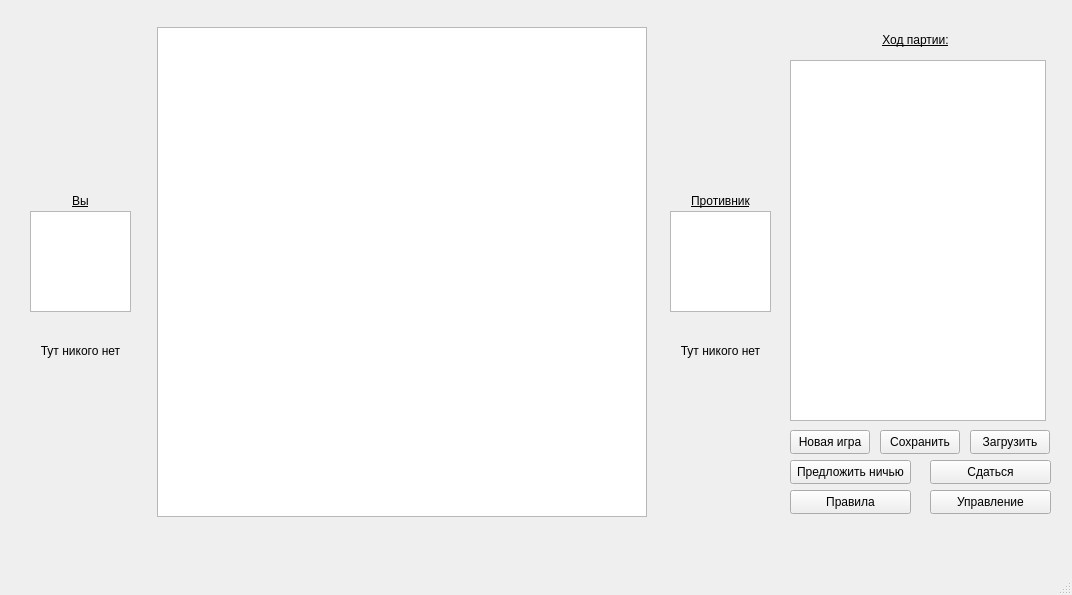
DarthAkiraNihil/CLCheckers2ThePathOfQTness, file mainwindow.ui: the form before one commit.
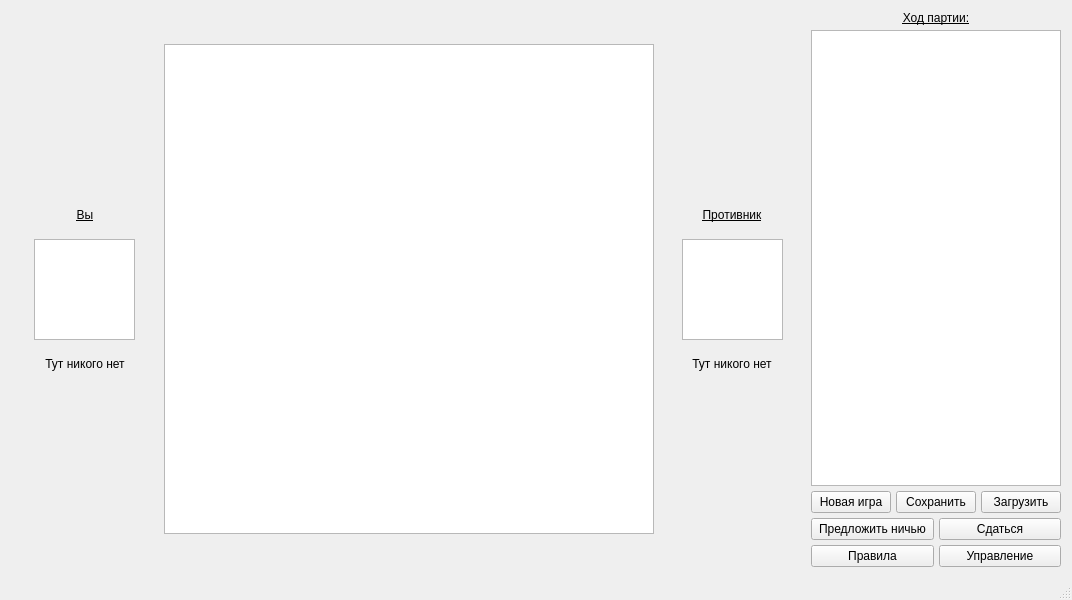
The form after the commit.

Commit message: Make UI Auto Resizing

```diff
--- a/mainwindow.ui
+++ b/mainwindow.ui
@@ -7,28 +7,88 @@
     <x>0</x>
     <y>0</y>
     <width>1072</width>
-    <height>595</height>
+    <height>600</height>
    </rect>
   </property>
   <property name="minimumSize">
    <size>
-    <width>800</width>
-    <height>566</height>
+    <width>1000</width>
+    <height>600</height>
    </size>
   </property>
   <property name="windowTitle">
    <string>CLCheckers 2.0</string>
   </property>
-  <widget class="QWidget" name="centralwidget">
+  <widget class="QWidget" name="central">
+   <layout class="QVBoxLayout" name="verticalLayout_5">
+    <item>
+     <layout class="QHBoxLayout" name="mainLayout" stretch="1,0,1,1">
+      <property name="spacing">
+       <number>5</number>
+      </property>
+      <property name="sizeConstraint">
+       <enum>QLayout::SetFixedSize</enum>
+      </property>
+      <property name="leftMargin">
+       <number>2</number>
+      </property>
+      <property name="topMargin">
+       <number>2</number>
+      </property>
+      <property name="rightMargin">
+       <number>2</number>
+      </property>
+      <property name="bottomMargin">
+       <number>2</number>
+      </property>
+      <item>
+       <layout class="QVBoxLayout" name="playerColumn">
+        <property name="spacing">
+         <number>1</number>
+        </property>
+        <property name="sizeConstraint">
+         <enum>QLayout::SetFixedSize</enum>
+        </property>
+        <property name="leftMargin">
+         <number>20</number>
+        </property>
+        <property name="topMargin">
+         <number>180</number>
+        </property>
+        <property name="rightMargin">
+         <number>20</number>
+        </property>
+        <property name="bottomMargin">
+         <number>180</number>
+        </property>
+        <item>
+         <widget class="QLabel" name="playerLabel">
+          <property name="styleSheet">
+           <string notr="true">font: 700 9pt &quot;Segoe UI&quot;;
+text-decoration: underline;</string>
+          </property>
+          <property name="text">
+           <string>Вы</string>
+          </property>
+          <property name="alignment">
+           <set>Qt::AlignCenter</set>
+          </property>
+         </widget>
+        </item>
+        <item alignment="Qt::AlignHCenter">
    <widget class="QGraphicsView" name="playerOneView">
-    <property name="geometry">
-     <rect>
-      <x>30</x>
-      <y>211</y>
+          <property name="minimumSize">
+           <size>
       <width>101</width>
       <height>101</height>
-     </rect>
-    </property>
+           </size>
+          </property>
+          <property name="maximumSize">
+           <size>
+            <width>101</width>
+            <height>101</height>
+           </size>
+          </property>
     <property name="verticalScrollBarPolicy">
      <enum>Qt::ScrollBarAlwaysOff</enum>
     </property>
@@ -36,14 +96,112 @@
      <enum>Qt::ScrollBarAlwaysOff</enum>
     </property>
    </widget>
+        </item>
+        <item>
+         <widget class="QLabel" name="playerName">
+          <property name="minimumSize">
+           <size>
+            <width>101</width>
+            <height>0</height>
+           </size>
+          </property>
+          <property name="styleSheet">
+           <string notr="true">font: 9pt &quot;Segoe UI&quot;;</string>
+          </property>
+          <property name="text">
+           <string>Тут никого нет</string>
+          </property>
+          <property name="alignment">
+           <set>Qt::AlignCenter</set>
+          </property>
+          <property name="wordWrap">
+           <bool>true</bool>
+          </property>
+         </widget>
+        </item>
+       </layout>
+      </item>
+      <item>
+       <widget class="QGraphicsView" name="boardView">
+        <property name="sizePolicy">
+         <sizepolicy hsizetype="Expanding" vsizetype="Expanding">
+          <horstretch>1</horstretch>
+          <verstretch>1</verstretch>
+         </sizepolicy>
+        </property>
+        <property name="minimumSize">
+         <size>
+          <width>490</width>
+          <height>490</height>
+         </size>
+        </property>
+        <property name="maximumSize">
+         <size>
+          <width>490</width>
+          <height>490</height>
+         </size>
+        </property>
+        <property name="sizeIncrement">
+         <size>
+          <width>1</width>
+          <height>1</height>
+         </size>
+        </property>
+        <property name="verticalScrollBarPolicy">
+         <enum>Qt::ScrollBarAlwaysOff</enum>
+        </property>
+        <property name="horizontalScrollBarPolicy">
+         <enum>Qt::ScrollBarAlwaysOff</enum>
+        </property>
+       </widget>
+      </item>
+      <item>
+       <layout class="QVBoxLayout" name="rivalColumn">
+        <property name="spacing">
+         <number>1</number>
+        </property>
+        <property name="sizeConstraint">
+         <enum>QLayout::SetFixedSize</enum>
+        </property>
+        <property name="leftMargin">
+         <number>20</number>
+        </property>
+        <property name="topMargin">
+         <number>180</number>
+        </property>
+        <property name="rightMargin">
+         <number>20</number>
+        </property>
+        <property name="bottomMargin">
+         <number>180</number>
+        </property>
+        <item alignment="Qt::AlignHCenter">
+         <widget class="QLabel" name="rivalLabel">
+          <property name="styleSheet">
+           <string notr="true">font: 700 9pt &quot;Segoe UI&quot;;
+text-decoration: underline;</string>
+          </property>
+          <property name="text">
+           <string>Противник</string>
+          </property>
+          <property name="alignment">
+           <set>Qt::AlignCenter</set>
+          </property>
+         </widget>
+        </item>
+        <item alignment="Qt::AlignHCenter">
    <widget class="QGraphicsView" name="rivalView">
-    <property name="geometry">
-     <rect>
-      <x>670</x>
-      <y>211</y>
+          <property name="minimumSize">
+           <size>
       <width>101</width>
       <height>101</height>
-     </rect>
+           </size>
+          </property>
+          <property name="maximumSize">
+           <size>
+            <width>101</width>
+            <height>101</height>
+           </size>
     </property>
     <property name="verticalScrollBarPolicy">
      <enum>Qt::ScrollBarAlwaysOff</enum>
@@ -52,15 +210,50 @@
      <enum>Qt::ScrollBarAlwaysOff</enum>
     </property>
    </widget>
-   <widget class="QPushButton" name="pushButton">
-    <property name="geometry">
-     <rect>
-      <x>790</x>
-      <y>430</y>
-      <width>80</width>
-      <height>24</height>
-     </rect>
-    </property>
+        </item>
+        <item alignment="Qt::AlignHCenter">
+         <widget class="QLabel" name="rivalName">
+          <property name="styleSheet">
+           <string notr="true">font: 9pt &quot;Segoe UI&quot;;</string>
+          </property>
+          <property name="text">
+           <string>Тут никого нет</string>
+          </property>
+          <property name="alignment">
+           <set>Qt::AlignCenter</set>
+          </property>
+          <property name="wordWrap">
+           <bool>true</bool>
+          </property>
+         </widget>
+        </item>
+       </layout>
+      </item>
+      <item>
+       <layout class="QVBoxLayout" name="menuPanel">
+        <item>
+         <widget class="QLabel" name="gameLogLabel">
+          <property name="styleSheet">
+           <string notr="true">font: 700 9pt &quot;Segoe UI&quot;;
+text-decoration: underline;</string>
+          </property>
+          <property name="text">
+           <string>Ход партии:</string>
+          </property>
+          <property name="alignment">
+           <set>Qt::AlignCenter</set>
+          </property>
+         </widget>
+        </item>
+        <item>
+         <widget class="QListWidget" name="gameLog"/>
+        </item>
+        <item>
+         <layout class="QVBoxLayout" name="menuButtons">
+          <item>
+           <layout class="QHBoxLayout" name="ngSaveLoad">
+            <item>
+             <widget class="QPushButton" name="ngButton">
     <property name="styleSheet">
      <string notr="true">font: 9pt &quot;Segoe UI&quot;;</string>
     </property>
@@ -68,31 +261,9 @@
      <string>Новая игра</string>
     </property>
    </widget>
-   <widget class="QPushButton" name="loadButton">
-    <property name="geometry">
-     <rect>
-      <x>970</x>
-      <y>430</y>
-      <width>80</width>
-      <height>24</height>
-     </rect>
-    </property>
-    <property name="styleSheet">
-     <string notr="true">font: 9pt &quot;Segoe UI&quot;;</string>
-    </property>
-    <property name="text">
-     <string>Загрузить</string>
-    </property>
-   </widget>
+            </item>
+            <item>
    <widget class="QPushButton" name="saveButton">
-    <property name="geometry">
-     <rect>
-      <x>880</x>
-      <y>430</y>
-      <width>80</width>
-      <height>24</height>
-     </rect>
-    </property>
     <property name="styleSheet">
      <string notr="true">font: 9pt &quot;Segoe UI&quot;;</string>
     </property>
@@ -100,71 +271,23 @@
      <string>Сохранить</string>
     </property>
    </widget>
-   <widget class="QPushButton" name="surrenderButton">
-    <property name="geometry">
-     <rect>
-      <x>930</x>
-      <y>460</y>
-      <width>121</width>
-      <height>24</height>
-     </rect>
-    </property>
+            </item>
+            <item>
+             <widget class="QPushButton" name="loadButton">
     <property name="styleSheet">
      <string notr="true">font: 9pt &quot;Segoe UI&quot;;</string>
     </property>
     <property name="text">
-     <string>Сдаться</string>
-    </property>
-   </widget>
-   <widget class="QLabel" name="youLab">
-    <property name="geometry">
-     <rect>
-      <x>30</x>
-      <y>191</y>
-      <width>101</width>
-      <height>20</height>
-     </rect>
-    </property>
-    <property name="styleSheet">
-     <string notr="true">font: 700 9pt &quot;Segoe UI&quot;;
-text-decoration: underline;</string>
-    </property>
-    <property name="text">
-     <string>Вы</string>
-    </property>
-    <property name="alignment">
-     <set>Qt::AlignCenter</set>
-    </property>
-   </widget>
-   <widget class="QLabel" name="rivalIndName">
-    <property name="geometry">
-     <rect>
-      <x>670</x>
-      <y>191</y>
-      <width>101</width>
-      <height>20</height>
-     </rect>
-    </property>
-    <property name="styleSheet">
-     <string notr="true">font: 700 9pt &quot;Segoe UI&quot;;
-text-decoration: underline;</string>
-    </property>
-    <property name="text">
-     <string>Противник</string>
-    </property>
-    <property name="alignment">
-     <set>Qt::AlignCenter</set>
-    </property>
-   </widget>
+               <string>Загрузить</string>
+              </property>
+             </widget>
+            </item>
+           </layout>
+          </item>
+          <item>
+           <layout class="QHBoxLayout" name="matchActions">
+            <item>
    <widget class="QPushButton" name="offerDrawButton">
-    <property name="geometry">
-     <rect>
-      <x>790</x>
-      <y>460</y>
-      <width>121</width>
-      <height>24</height>
-     </rect>
-    </property>
     <property name="styleSheet">
      <string notr="true">font: 9pt &quot;Segoe UI&quot;;</string>
     </property>
@@ -172,31 +295,23 @@
      <string>Предложить ничью</string>
     </property>
    </widget>
-   <widget class="QPushButton" name="controlsButton">
-    <property name="geometry">
-     <rect>
-      <x>930</x>
-      <y>490</y>
-      <width>121</width>
-      <height>24</height>
-     </rect>
-    </property>
+            </item>
+            <item>
+             <widget class="QPushButton" name="surrenderButton">
     <property name="styleSheet">
      <string notr="true">font: 9pt &quot;Segoe UI&quot;;</string>
     </property>
     <property name="text">
-     <string>Управление</string>
-    </property>
-   </widget>
+               <string>Сдаться</string>
+              </property>
+             </widget>
+            </item>
+           </layout>
+          </item>
+          <item>
+           <layout class="QHBoxLayout" name="help">
+            <item>
    <widget class="QPushButton" name="ruleButton">
-    <property name="geometry">
-     <rect>
-      <x>790</x>
-      <y>490</y>
-      <width>121</width>
-      <height>24</height>
-     </rect>
-    </property>
     <property name="styleSheet">
      <string notr="true">font: 9pt &quot;Segoe UI&quot;;</string>
     </property>
@@ -204,96 +319,26 @@
      <string>Правила</string>
     </property>
    </widget>
-   <widget class="QGraphicsView" name="boardView">
-    <property name="geometry">
-     <rect>
-      <x>157</x>
-      <y>27</y>
-      <width>490</width>
-      <height>490</height>
-     </rect>
-    </property>
-    <property name="verticalScrollBarPolicy">
-     <enum>Qt::ScrollBarAlwaysOff</enum>
-    </property>
-    <property name="horizontalScrollBarPolicy">
-     <enum>Qt::ScrollBarAlwaysOff</enum>
-    </property>
-   </widget>
-   <widget class="QLabel" name="playerName">
-    <property name="geometry">
-     <rect>
-      <x>20</x>
-      <y>320</y>
-      <width>121</width>
-      <height>61</height>
-     </rect>
-    </property>
+            </item>
+            <item>
+             <widget class="QPushButton" name="controlsButton">
     <property name="styleSheet">
      <string notr="true">font: 9pt &quot;Segoe UI&quot;;</string>
     </property>
     <property name="text">
-     <string>Тут никого нет</string>
-    </property>
-    <property name="alignment">
-     <set>Qt::AlignCenter</set>
-    </property>
-    <property name="wordWrap">
-     <bool>true</bool>
-    </property>
-   </widget>
-   <widget class="QLabel" name="rivalName">
-    <property name="geometry">
-     <rect>
-      <x>660</x>
-      <y>320</y>
-      <width>121</width>
-      <height>61</height>
-     </rect>
-    </property>
-    <property name="styleSheet">
-     <string notr="true">font: 9pt &quot;Segoe UI&quot;;</string>
-    </property>
-    <property name="text">
-     <string>Тут никого нет</string>
-    </property>
-    <property name="alignment">
-     <set>Qt::AlignCenter</set>
-    </property>
-    <property name="wordWrap">
-     <bool>true</bool>
-    </property>
-   </widget>
-   <widget class="QListWidget" name="gameLog">
-    <property name="geometry">
-     <rect>
-      <x>790</x>
-      <y>60</y>
-      <width>256</width>
-      <height>361</height>
-     </rect>
-    </property>
-   </widget>
-   <widget class="QLabel" name="gameLogLabel">
-    <property name="geometry">
-     <rect>
-      <x>790</x>
-      <y>30</y>
-      <width>251</width>
-      <height>20</height>
-     </rect>
-    </property>
-    <property name="styleSheet">
-     <string notr="true">font: 700 9pt &quot;Segoe UI&quot;;
-text-decoration: underline;</string>
-    </property>
-    <property name="text">
-     <string>Ход партии:</string>
-    </property>
-    <property name="alignment">
-     <set>Qt::AlignCenter</set>
-    </property>
-   </widget>
+               <string>Управление</string>
+              </property>
+             </widget>
+            </item>
+           </layout>
+          </item>
+         </layout>
+        </item>
+       </layout>
+      </item>
+     </layout>
+    </item>
+   </layout>
   </widget>
   <widget class="QMenuBar" name="menubar">
    <property name="geometry">
```
Lines whose indentation alone changed are shown as unchanged. The commit also changes 2 other files.
